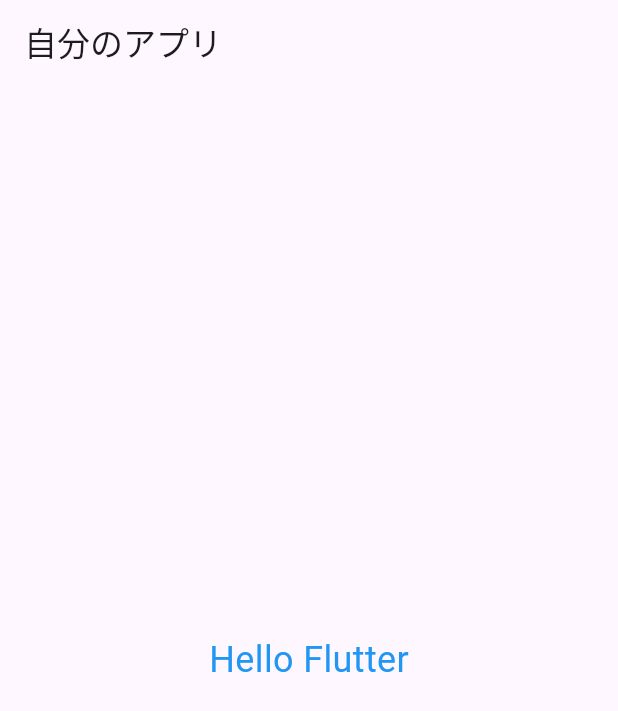
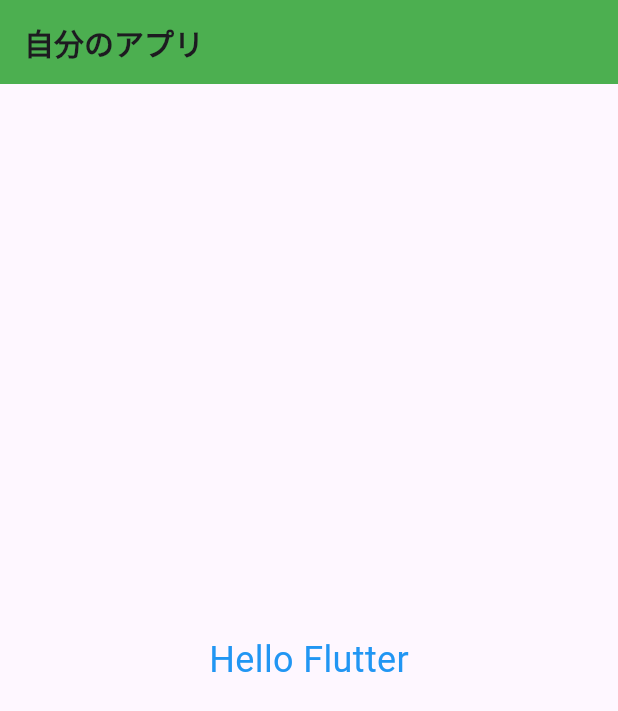
Before and after one commit to haldomae/ST42_kadai05, a Flutter app: the screen it shows after launch, on a phone screen of 412 x 824 dp. Shown: the top 711 px of the screen. Run offline on Flutter 3.47's test engine with Material 3 defaults, Android fonts, the phone set to English and light mode, and no system bars; Roboto replaces fonts that are missing (NotoSans).

Commit message:
アップバーの装飾を追加

```diff
--- a/lib/main.dart
+++ b/lib/main.dart
@@ -31,7 +31,16 @@
     return Scaffold(
       // 上部に表示されているバー
       appBar: AppBar(
-        title: Text("自分のアプリ"),
+        title: Text(
+            "自分のアプリ",
+          style: TextStyle(
+            // テキストサイズ
+            fontSize: 20,
+            // 文字の太さ
+            fontWeight: FontWeight.bold,
+          ),
+        ),
+        backgroundColor: Colors.green,
       ),
       // 画面の本体部分
       body: Center(
```
